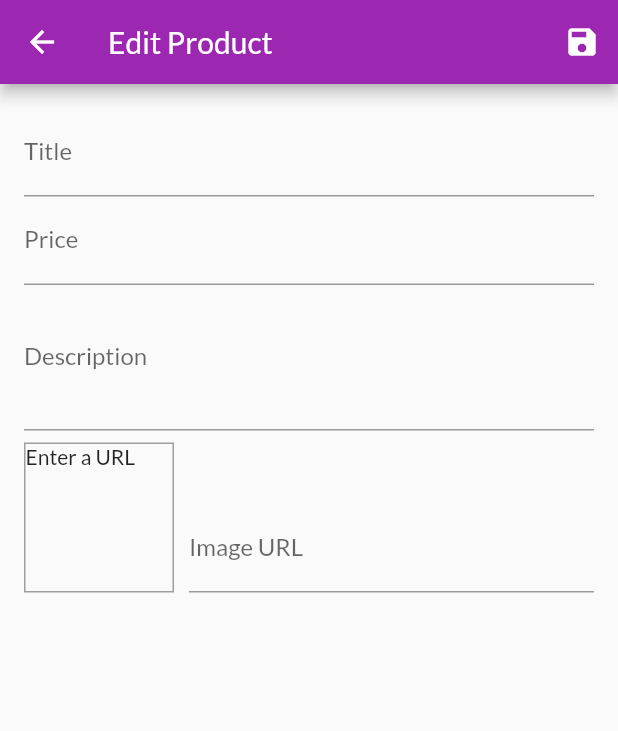
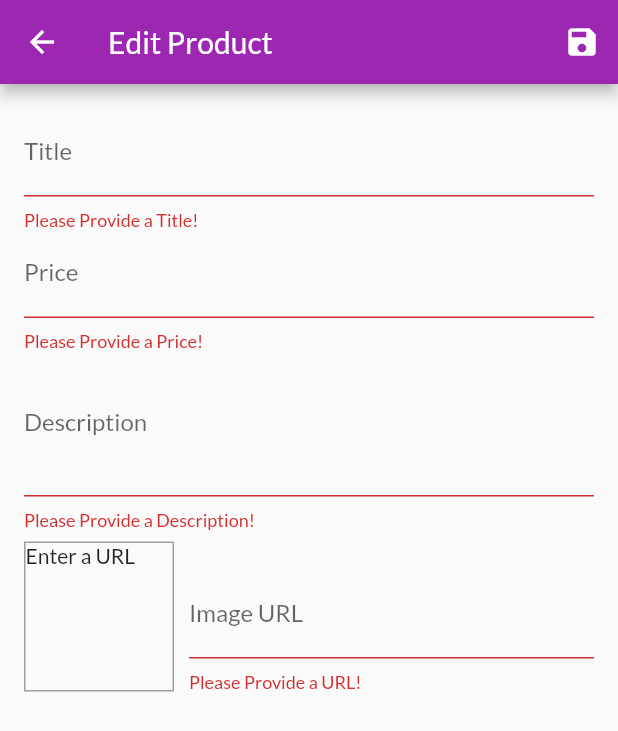
Before and after one commit to tylergasperlin/flutter_shop, a Flutter app: the EditProductScreen screen opened by its route, after a tap on the "save" icon, on a phone screen of 412 x 824 dp. Shown: the top 731 px of the screen. Run offline on Flutter 3.47's test engine with Material 2 defaults, Android fonts, the phone set to English and light mode, and no system bars; network calls fail.

Commit message:
Add form validation client side

```diff
--- a/lib/screens/edit_product_screen.dart
+++ b/lib/screens/edit_product_screen.dart
@@ -36,12 +36,24 @@ class _EditProductScreenState extends State<EditProductScreen> {
 
   void _updateImageUrl() {
     if (!_imageUrlFocusNode.hasFocus) {
+      if ((!_imageUrlController.text.startsWith('http') &&
+              !_imageUrlController.text.startsWith('https')) ||
+          (!_imageUrlController.text.endsWith('.png') &&
+              !_imageUrlController.text.endsWith('.jpg') &&
+              !_imageUrlController.text.endsWith('.jpeg'))) {
+        return;
+      }
       setState(() {});
     }
   }
 
   void _saveForm() {
+    final isValid = _form.currentState.validate();
+    if (!isValid) {
+      return;
+    }
     _form.currentState.save();
+
     print(_editedProduct.description);
     print(_editedProduct.price);
     print(_editedProduct.title);
@@ -67,6 +79,12 @@ class _EditProductScreenState extends State<EditProductScreen> {
               TextFormField(
                   decoration: InputDecoration(labelText: 'Title'),
                   textInputAction: TextInputAction.next,
+                  validator: (value) {
+                    if (value.isEmpty) {
+                      return 'Please Provide a Title!';
+                    }
+                    return null;
+                  },
                   onSaved: (value) {
                     _editedProduct = Product(
                         title: value,
@@ -83,6 +101,18 @@ class _EditProductScreenState extends State<EditProductScreen> {
                 textInputAction: TextInputAction.next,
                 keyboardType: TextInputType.number,
                 focusNode: _priceFocusNode,
+                validator: (value) {
+                  if (value.isEmpty) {
+                    return 'Please Provide a Price!';
+                  }
+                  if (double.tryParse(value) == null) {
+                    return 'Please provide a valid number';
+                  }
+                  if (double.parse(value) <= 0) {
+                    return 'Price must be greater than 0';
+                  }
+                  return null;
+                },
                 onSaved: (value) {
                   _editedProduct = Product(
                       title: _editedProduct.title,
@@ -107,6 +137,15 @@ class _EditProductScreenState extends State<EditProductScreen> {
                       description: value,
                       imageUrl: _editedProduct.imageUrl,
                       id: null);
+                },
+                validator: (value) {
+                  if (value.isEmpty) {
+                    return 'Please Provide a Description!';
+                  }
+                  if (value.length < 10) {
+                    return 'Description should be greater than 10 characters';
+                  }
+                  return null;
                 },
               ),
               Row(
@@ -133,6 +172,21 @@ class _EditProductScreenState extends State<EditProductScreen> {
                       onEditingComplete: () {
                         setState(() {});
                       },
+                      validator: (value) {
+                        if (value.isEmpty) {
+                          return 'Please Provide a URL!';
+                        }
+                        if (!value.startsWith('http') ||
+                            !value.startsWith('https')) {
+                          return 'Url must start with http or https';
+                        }
+                        if (!value.endsWith('.png') &&
+                            !value.endsWith('.jpg') &&
+                            !value.endsWith('.jpeg')) {
+                          return 'Url must end with .png, .jpg, or .jpeg';
+                        }
+                        return null;
+                      },
                       onSaved: (value) {
                         _editedProduct = Product(
                             title: _editedProduct.title,
```
